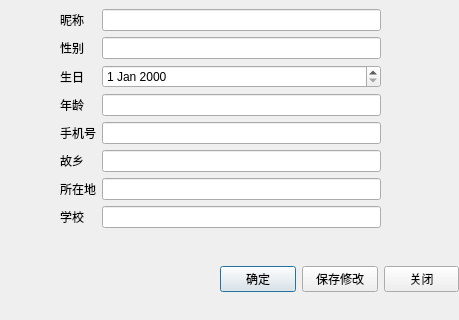
Qt form userinfo.ui (MacinChang/ichat) before a commit; both pictures show x 0 to 459 and y 191 to 511 of the 459 by 511 pixel window.
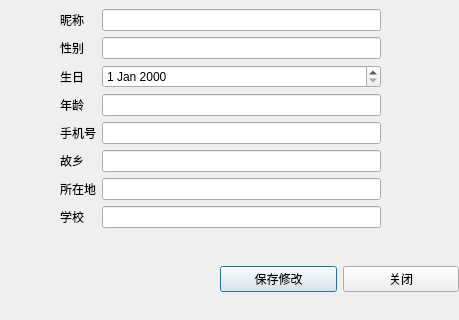
The same form after that commit. Icons and pictures are not drawn.

What changed in the file:
```diff
--- a/userinfo.ui
+++ b/userinfo.ui
@@ -174,13 +174,6 @@
     </rect>
    </property>
    <layout class="QHBoxLayout" name="horizontalLayout">
-    <item>
-     <widget class="QPushButton" name="pushButton_2">
-      <property name="text">
-       <string>确定</string>
-      </property>
-     </widget>
-    </item>
     <item>
      <widget class="QPushButton" name="pushButton">
       <property name="text">
```
